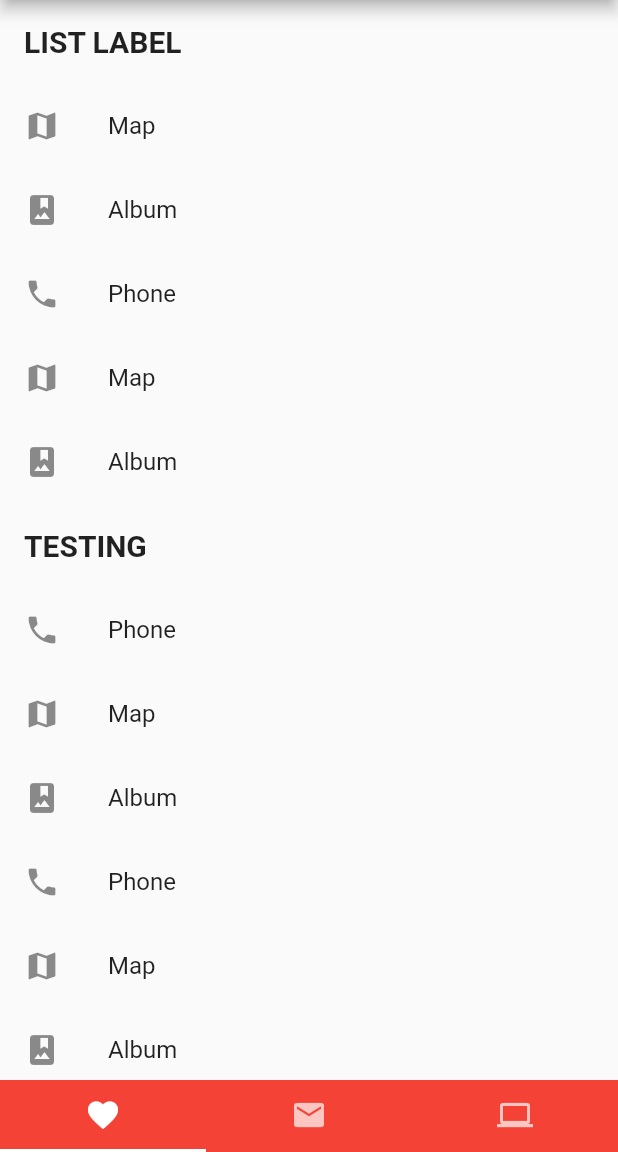
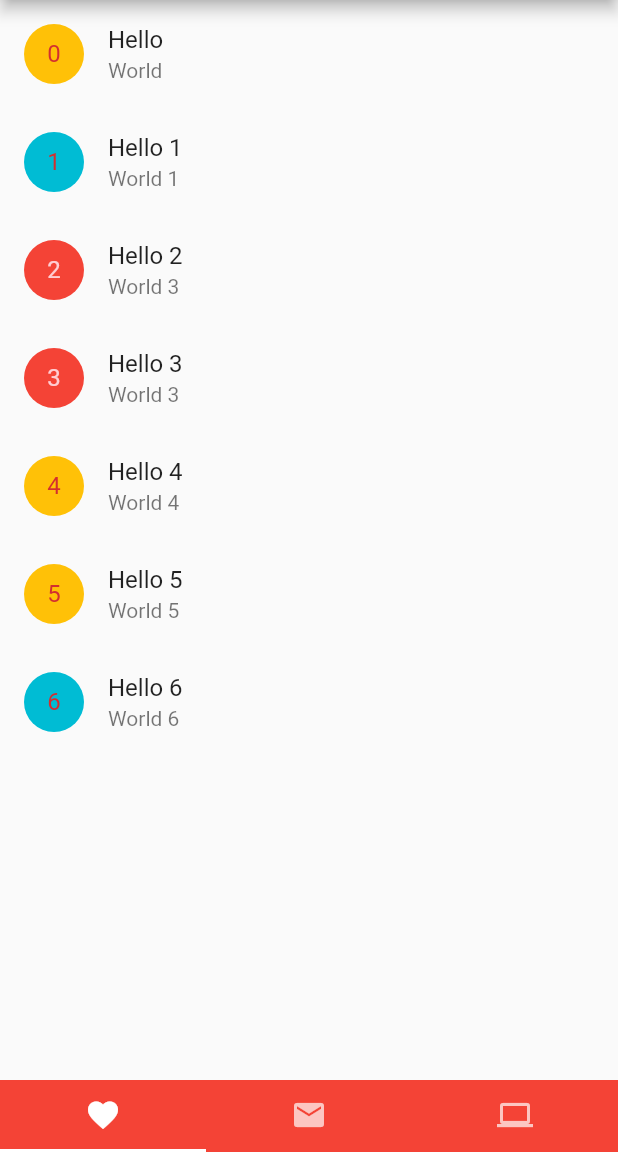
Before and after one commit to ChangJoo-Park/flutter_bottom_navigation_app, a Flutter app: the screen it shows after launch, on a phone screen of 412 x 824 dp, the part 84-1236 px from its top. Run offline on Flutter 3.47's test engine with Material 2 defaults, Android fonts, the phone set to English and light mode, and no system bars.

Commit message:
Using Item Model

```diff
--- /dev/null
+++ b/lib/enums/item-type.dart
@@ -0,0 +1 @@
+enum ItemType { normal, waiting, canceled }
--- /dev/null
+++ b/lib/models/list-item.dart
@@ -0,0 +1,77 @@
+import 'package:flutter/material.dart';
+
+import '../enums/item-type.dart';
+
+class ListItem {
+  final String title;
+  final String subtitle;
+  final num number;
+  final ItemType type;
+
+  const ListItem({this.title, this.subtitle, this.number, this.type});
+
+  get backgroundColor {
+    Color backgroundColor;
+
+    switch (type) {
+      case ItemType.normal:
+        backgroundColor = Colors.amber;
+        break;
+      case ItemType.canceled:
+        backgroundColor = Colors.cyan;
+        break;
+      case ItemType.waiting:
+        backgroundColor = Colors.red;
+        break;
+      default:
+        backgroundColor = Colors.indigo;
+    }
+
+    return backgroundColor;
+  }
+}
+
+const List<ListItem> dummyListItems = const <ListItem>[
+  const ListItem(
+    title: "Hello",
+    subtitle: "World",
+    number: 0,
+    type: ItemType.normal,
+  ),
+  const ListItem(
+    title: "Hello 1",
+    subtitle: "World 1",
+    number: 1,
+    type: ItemType.canceled,
+  ),
+  const ListItem(
+    title: "Hello 2",
+    subtitle: "World 3",
+    number: 2,
+    type: ItemType.waiting,
+  ),
+  const ListItem(
+    title: "Hello 3",
+    subtitle: "World 3",
+    number: 3,
+    type: ItemType.waiting,
+  ),
+  const ListItem(
+    title: "Hello 4",
+    subtitle: "World 4",
+    number: 4,
+    type: ItemType.normal,
+  ),
+  const ListItem(
+    title: "Hello 5",
+    subtitle: "World 5",
+    number: 5,
+    type: ItemType.normal,
+  ),
+  const ListItem(
+    title: "Hello 6",
+    subtitle: "World 6",
+    number: 6,
+    type: ItemType.canceled,
+  ),
+];
--- a/lib/pages/scrollable-page.dart
+++ b/lib/pages/scrollable-page.dart
@@ -2,7 +2,7 @@ import "dart:async";
 
 import "package:flutter/material.dart";
 
-import "../components/list-label.dart";
+import "../models/list-item.dart";
 
 class ScrollablePage extends StatelessWidget {
   final GlobalKey<ScaffoldState> _scaffoldKey = new GlobalKey<ScaffoldState>();
@@ -35,110 +35,49 @@ class ScrollablePage extends StatelessWidget {
       body: new RefreshIndicator(
         key: _refreshIndicatorKey,
         onRefresh: _handleRefresh,
-        child: new ListView(
-          children: <Widget>[
-            new ListLabel('LIST LABEL'),
-            new ListTile(
-              leading: new Icon(Icons.map),
-              title: new Text('Map'),
-              onTap: () => print('hello'),
-            ),
-            new ListTile(
-              leading: new Icon(Icons.photo_album),
-              title: new Text('Album'),
-            ),
-            new ListTile(
-              leading: new Icon(Icons.phone),
-              title: new Text('Phone'),
-            ),
-            new ListTile(
-              leading: new Icon(Icons.map),
-              title: new Text('Map'),
-            ),
-            new ListTile(
-              leading: new Icon(Icons.photo_album),
-              title: new Text('Album'),
-            ),
-            new ListLabel('TESTING'),
-            new ListTile(
-              leading: new Icon(Icons.phone),
-              title: new Text('Phone'),
-            ),
-            new ListTile(
-              leading: new Icon(Icons.map),
-              title: new Text('Map'),
-            ),
-            new ListTile(
-              leading: new Icon(Icons.photo_album),
-              title: new Text('Album'),
-            ),
-            new ListTile(
-              leading: new Icon(Icons.phone),
-              title: new Text('Phone'),
-            ),
-            new ListTile(
-              leading: new Icon(Icons.map),
-              title: new Text('Map'),
-            ),
-            new ListTile(
-              leading: new Icon(Icons.photo_album),
-              title: new Text('Album'),
-            ),
-            new ListTile(
-              leading: new Icon(Icons.phone),
-              title: new Text('Phone'),
-            ),
-            new ListTile(
-              leading: new Icon(Icons.map),
-              title: new Text('Map'),
-            ),
-            new ListTile(
-              leading: new Icon(Icons.photo_album),
-              title: new Text('Album'),
-            ),
-            new ListTile(
-              leading: new Icon(Icons.phone),
-              title: new Text('Phone'),
-            ),
-            new ListTile(
-              leading: new Icon(Icons.map),
-              title: new Text('Map'),
-            ),
-            new ListTile(
-              leading: new Icon(Icons.photo_album),
-              title: new Text('Album'),
-            ),
-            new ListTile(
-              leading: new Icon(Icons.phone),
-              title: new Text('Phone'),
-            ),
-            new ListTile(
-              leading: new Icon(Icons.map),
-              title: new Text('Map'),
-            ),
-            new ListTile(
-              leading: new Icon(Icons.photo_album),
-              title: new Text('Album'),
-            ),
-            new ListTile(
-              leading: new Icon(Icons.phone),
-              title: new Text('Phone'),
-            ),
-            new ListTile(
-              leading: new Icon(Icons.map),
-              title: new Text('Map'),
-            ),
-            new ListTile(
-              leading: new Icon(Icons.photo_album),
-              title: new Text('Album'),
-            ),
-            new ListTile(
-              leading: new Icon(Icons.phone),
-              title: new Text('Phone'),
-            ),
-          ],
-        ),
+        child: ItemList(dummyListItems),
       ),
     );
   }
 }
+
+class ItemList extends StatelessWidget {
+  final List<ListItem> _listItem;
+
+  ItemList(this._listItem);
+
+  @override
+  Widget build(BuildContext context) {
+    return ListView.builder(
+      itemBuilder: _buildItems,
+      itemCount: _listItem.length,
+    );
+  }
+
+  Widget _buildItems(context, index) {
+    return ListItemWidget(_listItem[index]);
+  }
+}
+
+class ListItemWidget extends StatelessWidget {
+  final ListItem item;
+
+  const ListItemWidget(this.item);
+
+  Widget _buildTiles(BuildContext context, ListItem item) {
+    return new ListTile(
+      title: new Text(item.title),
+      subtitle: new Text(item.subtitle),
+      leading: new CircleAvatar(
+        child: new Text(item.number.toString()),
+        backgroundColor: item.backgroundColor,
+      ),
+      onTap: () => print('hello'),
+    );
+  }
+
+  @override
+  Widget build(BuildContext context) {
+    return _buildTiles(context, item);
+  }
+}
```
